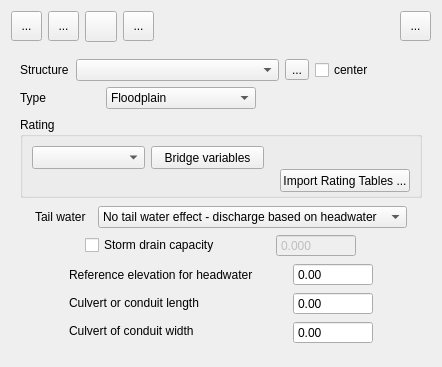
Before: the Qt Designer form flo2d/ui/struct_editor.ui in FLO-2DSoftware/qgis-flo-2d-plugin, drawn with Qt 5.
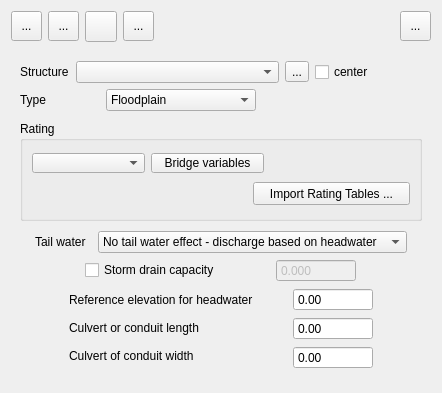
After: the same form once the commit is applied. Icons and pictures are not drawn.

Commit message:
Render non-interpolated grid elevation
- ...and create 'col' and 'row' fields for grid layer.
- ...and fix XS plots for trapezoidal and rectangular plots.

```diff
--- a/flo2d/ui/struct_editor.ui
+++ b/flo2d/ui/struct_editor.ui
@@ -7,7 +7,7 @@
     <x>0</x>
     <y>0</y>
     <width>442</width>
-    <height>367</height>
+    <height>393</height>
    </rect>
   </property>
   <property name="sizePolicy">
@@ -25,7 +25,7 @@
   <property name="windowTitle">
    <string>FLO-2D Widget</string>
   </property>
-  <layout class="QGridLayout" name="gridLayout_8">
+  <layout class="QGridLayout" name="gridLayout_15">
    <item row="0" column="0">
     <layout class="QGridLayout" name="gridLayout_2">
      <property name="sizeConstraint">
@@ -202,7 +202,7 @@
      <property name="frameShadow">
       <enum>QFrame::Plain</enum>
      </property>
-     <layout class="QGridLayout" name="gridLayout_10">
+     <layout class="QGridLayout" name="gridLayout_11">
       <item row="0" column="0">
        <layout class="QGridLayout" name="gridLayout_14">
         <property name="sizeConstraint">
@@ -362,19 +362,19 @@
         <property name="minimumSize">
          <size>
           <width>300</width>
-          <height>81</height>
+          <height>100</height>
          </size>
         </property>
         <property name="maximumSize">
          <size>
           <width>500</width>
-          <height>81</height>
+          <height>100</height>
          </size>
         </property>
         <property name="title">
          <string>Rating</string>
         </property>
-        <layout class="QGridLayout" name="gridLayout_11">
+        <layout class="QGridLayout" name="gridLayout_10">
          <item row="0" column="0">
           <layout class="QGridLayout" name="gridLayout_4">
            <item row="0" column="0">
@@ -388,13 +388,13 @@
              <property name="minimumSize">
               <size>
                <width>113</width>
-               <height>23</height>
+               <height>20</height>
               </size>
              </property>
              <property name="maximumSize">
               <size>
                <width>113</width>
-               <height>23</height>
+               <height>20</height>
               </size>
              </property>
              <property name="sizeAdjustPolicy">
@@ -416,13 +416,13 @@
              <property name="minimumSize">
               <size>
                <width>113</width>
-               <height>23</height>
+               <height>20</height>
               </size>
              </property>
              <property name="maximumSize">
               <size>
                <width>113</width>
-               <height>23</height>
+               <height>20</height>
               </size>
              </property>
              <property name="text">
@@ -432,7 +432,7 @@
            </item>
           </layout>
          </item>
-         <item row="0" column="1" colspan="2">
+         <item row="0" column="1">
           <spacer name="horizontalSpacer_5">
            <property name="orientation">
             <enum>Qt::Horizontal</enum>
@@ -446,19 +446,21 @@
           </spacer>
          </item>
          <item row="1" column="0" colspan="2">
+          <layout class="QGridLayout" name="gridLayout_8">
+           <item row="0" column="0">
           <spacer name="horizontalSpacer_2">
            <property name="orientation">
             <enum>Qt::Horizontal</enum>
            </property>
            <property name="sizeHint" stdset="0">
             <size>
-             <width>247</width>
+               <width>220</width>
              <height>14</height>
             </size>
            </property>
           </spacer>
          </item>
-         <item row="1" column="2">
+           <item row="0" column="1">
           <widget class="QPushButton" name="import_rating_table_btn">
            <property name="sizePolicy">
             <sizepolicy hsizetype="Fixed" vsizetype="Fixed">
@@ -468,13 +470,13 @@
            </property>
            <property name="minimumSize">
             <size>
-             <width>130</width>
+               <width>157</width>
              <height>23</height>
             </size>
            </property>
            <property name="maximumSize">
             <size>
-             <width>130</width>
+               <width>157</width>
              <height>23</height>
             </size>
            </property>
@@ -484,8 +486,8 @@
           </widget>
          </item>
         </layout>
-        <zorder>rating_cbo</zorder>
-        <zorder>import_rating_table_btn</zorder>
+         </item>
+        </layout>
         <zorder>import_rating_table_btn</zorder>
         <zorder>horizontalSpacer_5</zorder>
         <zorder>bridge_variables_btn</zorder>
```
Left out of the diff: 1 changed line with no effect on the pictures. Lines whose indentation alone changed are shown as unchanged. The commit also changes 14 other files.
